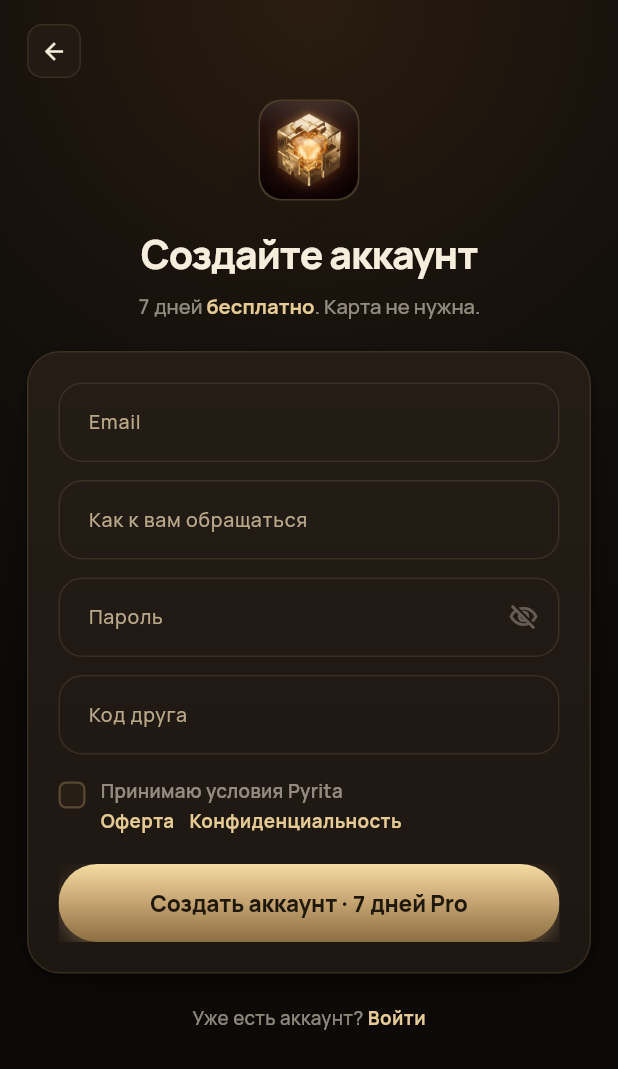
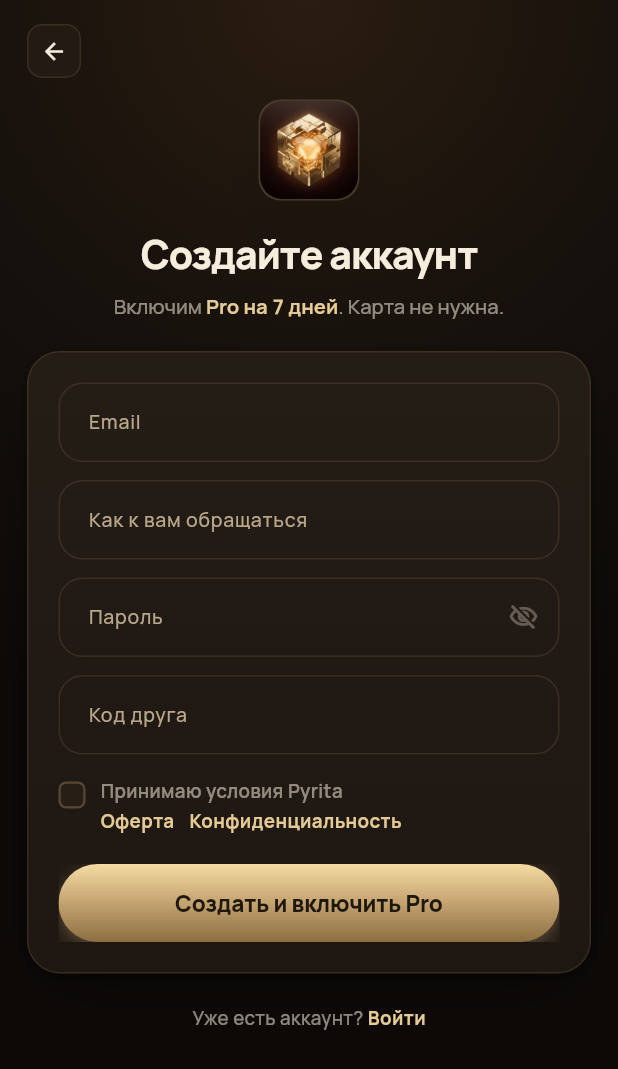
Before and after one commit to rilrima96-create/Pyrita-apk, a Flutter app: the RegisterScreen screen opened by its route, on a phone screen of 412 x 824 dp. Shown: the top 1069 px of the screen. Run offline on Flutter 3.47's test engine with Material 3 defaults, Android fonts, the phone set to English and light mode, and no system bars; our stand-ins replace connectivity_plus, dio, flutter_local_notifications, flutter_riverpod, flutter_secure_storage, go_router and 4 more; missing offline and left inert: flutter_v2ray_client; accounts and stored records are empty.

Commit message:
Clarify Android Pro trial registration copy

```diff
--- a/lib/features/auth/register_screen.dart
+++ b/lib/features/auth/register_screen.dart
@@ -158,9 +158,9 @@ class _RegisterScreenState extends ConsumerState<RegisterScreen> {
                         color: PyDS.textSoft,
                       ),
                       children: [
-                        const TextSpan(text: '7 дней '),
+                        const TextSpan(text: 'Включим '),
                         TextSpan(
-                          text: 'бесплатно',
+                          text: 'Pro на 7 дней',
                           style: PyDS.font(
                             size: 13.5,
                             weight: FontWeight.w700,
@@ -398,7 +398,7 @@ class _RegisterScreenState extends ConsumerState<RegisterScreen> {
                         PyButtonGold(
                           label: _loading
                               ? 'Создаём…'
-                              : 'Создать аккаунт · 7 дней Pro',
+                              : 'Создать и включить Pro',
                           busy: _loading,
                           onPressed: _submit,
                           fontSize: 15,
--- a/lib/features/auth/register_success_screen.dart
+++ b/lib/features/auth/register_success_screen.dart
@@ -46,7 +46,7 @@ class RegisterSuccessScreen extends StatelessWidget {
                           Center(child: PyAppIcon(size: 82, animated: true)),
                           const SizedBox(height: PyDS.sp5),
                           Text(
-                            'Аккаунт создан',
+                            'Pro включён',
                             textAlign: TextAlign.center,
                             style: PyDS.font(
                               size: 28,
@@ -57,7 +57,7 @@ class RegisterSuccessScreen extends StatelessWidget {
                           ),
                           const SizedBox(height: 8),
                           Text(
-                            '7 дней Pyrita Pro уже активированы. Карта не нужна.',
+                            'Аккаунт создан. Доступ уровня Pro активен на 7 дней. Карта не нужна.',
                             textAlign: TextAlign.center,
                             style: PyDS.font(
                               size: 14,
@@ -73,7 +73,7 @@ class RegisterSuccessScreen extends StatelessWidget {
                               children: [
                                 const _SuccessRow(
                                   icon: Icons.check_circle_outline,
-                                  text: 'Доступ уровня Pro включен на 7 дней.',
+                                  text: 'Pro-доступ включён на 7 дней.',
                                 ),
                                 const SizedBox(height: PyDS.sp3),
                                 const _SuccessRow(
--- a/pubspec.yaml
+++ b/pubspec.yaml
@@ -5,7 +5,7 @@ publish_to: "none"
 # package versioning: <semantic>+<build>
 # Bump <build> (целое число) каждый Android-release — Play и RuStore
 # отказывают APK'у с тем же versionCode что уже опубликован.
-version: 0.1.28+39
+version: 0.1.29+40
 
 environment:
   sdk: ">=3.4.0 <4.0.0"
```
